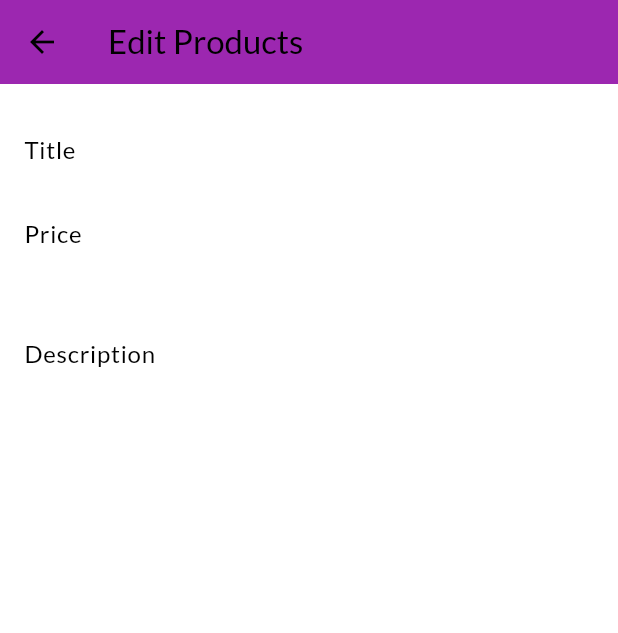
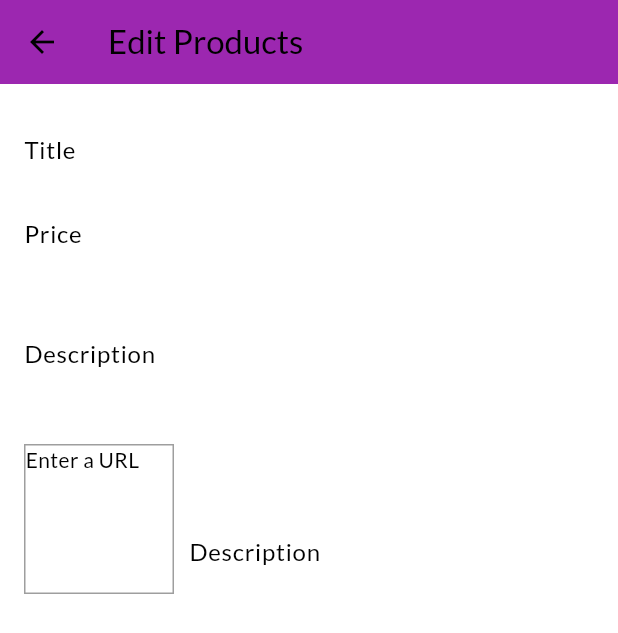
Before and after one commit to haroonmunir01/Shop, a Flutter app: the EditProductScreen screen opened by its route, on a phone screen of 412 x 824 dp. Shown: the top 633 px of the screen. Run offline on Flutter 3.47's test engine with Material 3 defaults, Android fonts, the phone set to English and light mode, and no system bars; network calls fail.

Commit message:
ImageURl and preview added

```diff
--- a/lib/screens/edit_product_screen.dart
+++ b/lib/screens/edit_product_screen.dart
@@ -10,11 +10,28 @@ class EditProductScreen extends StatefulWidget {
 class _EditProductScreenState extends State<EditProductScreen> {
 final _priceFocusNode=FocusNode();
 final _descriptionFocusNode=FocusNode();
+final _imageUrlController=TextEditingController();
+final _imageUrlFocusNode=FocusNode();
 
 @override
+  void initState() {
+    _imageUrlFocusNode.addListener(_updateImageUrl);
+    super.initState();
+  }
+void _updateImageUrl(){
+if(!_imageUrlFocusNode.hasFocus){
+  setState(() {
+
+  });
+}
+}
+@override
   void dispose() {
+  _imageUrlFocusNode.removeListener(_updateImageUrl);
   _priceFocusNode.dispose();
   _descriptionFocusNode.dispose();
+  _imageUrlController.dispose();
+  _imageUrlFocusNode.dispose();
     super.dispose();
   }
 
@@ -48,6 +65,27 @@ final _descriptionFocusNode=FocusNode();
               keyboardType: TextInputType.multiline,
               focusNode: _descriptionFocusNode,
             ),
+            Row(
+              crossAxisAlignment: CrossAxisAlignment.end,
+              children: [
+                Container(
+                  width: 100,
+                  height: 100,
+                  margin:const EdgeInsets.only(top:8,right: 10),
+                  decoration: BoxDecoration(border: Border.all(width: 1,color: Colors.grey)),
+                  child: _imageUrlController.text.isEmpty ? Container(child: Text('Enter a URL'),):FittedBox(fit: BoxFit.cover,child: Image.network(_imageUrlController.text),),
+                ),
+                Expanded(
+                  child: TextFormField(
+                    decoration:const InputDecoration(labelText: 'Description'),
+                    keyboardType: TextInputType.url,
+                    textInputAction: TextInputAction.done,
+                    controller: _imageUrlController,
+                    focusNode: _imageUrlFocusNode,
+                  ),
+                ),
+              ],
+            ),
           ],
         ),
         ),
```
